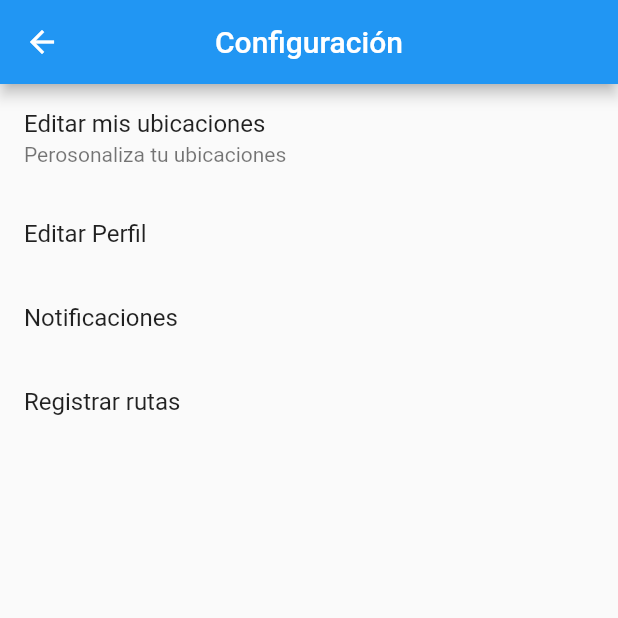
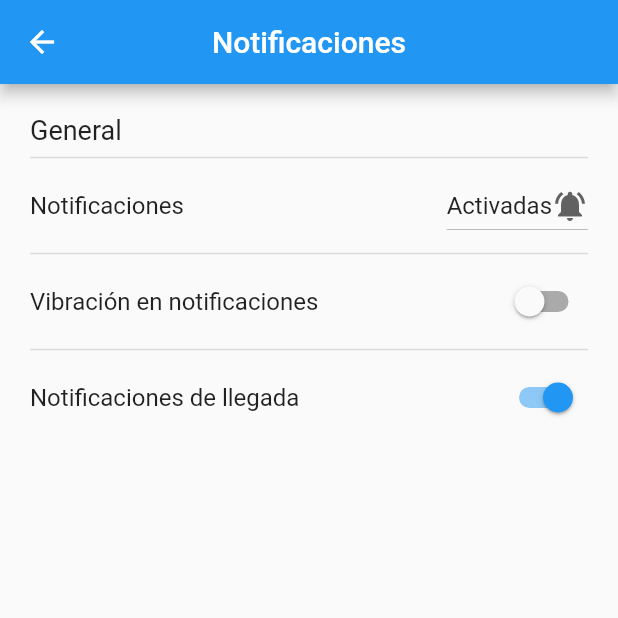
Before and after one commit to GerardoGepda/Travi-app, a Flutter app: the ConfigPage screen opened by its route, after a tap on "Notificaciones", on a phone screen of 412 x 824 dp, the top half of it. Run offline on Flutter 3.47's test engine with Material 2 defaults, Android fonts, the phone set to English and light mode, and no system bars; our stand-ins replace curved_navigation_bar, flutter_svg, google_maps_flutter, location, sliding_up_panel.

Commit message:
Prototipo de pagina config

```diff
--- a/lib/screens/config_page.dart
+++ b/lib/screens/config_page.dart
@@ -1,4 +1,6 @@
+import 'package:flutter/cupertino.dart';
 import 'package:flutter/material.dart';
+import 'config_pages/config_notification.dart';
 
 class ConfigPage extends StatelessWidget {
   @override
@@ -20,20 +22,29 @@ class ConfigBody extends StatelessWidget {
       child: ListView(
         children: <Widget>[
           ListTile(
+            leading: Icon(Icons.location_on),
             title: Text(
-              'Editar mis ubicaciones',
-            ),
+              'Editar mis ubicaciones'),
             subtitle: Text('Perosonaliza tu ubicaciones'),
             onTap: () {},
           ),
           ListTile(
+            leading: Icon(Icons.person),
             title: Text('Editar Perfil'),
           ),
           ListTile(
+            leading: Icon(Icons.notifications),
             title: Text('Notificaciones'),
-            onTap: () {},
+            onTap: () {
+              Navigator.push(
+                context,
+                //PersonlaPageRoute(Confignotification()),
+                CupertinoPageRoute(builder: (context) => Confignotification()),
+              );
+            },
           ),
           ListTile(
+            leading: Icon(Icons.directions_bus),
             title: Text('Registrar rutas'),
           ),
         ],
@@ -41,3 +52,18 @@ class ConfigBody extends StatelessWidget {
     );
   }
 }
+
+class PersonlaPageRoute extends PageRouteBuilder {
+  final Widget child;
+  PersonlaPageRoute(this.child) : super(
+    pageBuilder: (BuildContext context, Animation<double> animation, Animation<double> secondaryAnimation){
+      return child;
+    },
+    transitionsBuilder: (BuildContext context, Animation<double> animation, Animation<double> secondaryAnimation, Widget child){
+      return FadeTransition(
+          opacity: animation,
+          child: child,
+        );
+    }
+  );
+}
--- /dev/null
+++ b/lib/screens/config_pages/config_notification.dart
@@ -0,0 +1,136 @@
+import 'package:flutter/material.dart';
+
+class Confignotification extends StatelessWidget {
+  @override
+  Widget build(BuildContext context) {
+    return Scaffold(
+      appBar: AppBar(
+        title: Text('Notificaciones'),
+        centerTitle: true,
+      ),
+      body: NotificationBody(),
+    );
+  }
+}
+
+class NotificationBody extends StatefulWidget {
+  NotificationBody({Key key}) : super(key: key);
+  @override
+  _NotificationBodyState createState() => _NotificationBodyState();
+}
+
+class _NotificationBodyState extends State<NotificationBody> {
+
+  List<String> options = <String>[
+    'Activadas',
+    'Silencio',
+    'Ninguna'
+  ];
+
+  String dropDown = 'Activadas';
+  Icon notificationsIcon = Icon(Icons.notifications_active);
+
+  bool vibracion = false;
+  bool llegada = true;
+
+  @override
+  Widget build(BuildContext context) {
+    return Container(
+      padding: EdgeInsets.all(20),
+      child: ListView(
+        children: <Widget>[
+          Text(
+            'General',
+            style: TextStyle(
+              fontSize: 18,
+            ),
+          ),
+          Divider(
+            thickness: 1.0,
+          ),
+          Row(
+            mainAxisAlignment: MainAxisAlignment.spaceBetween,
+            children: <Widget>[
+              Text(
+                'Notificaciones',
+                style: TextStyle(
+                  fontSize: 16,
+                ),
+              ),
+              Container(
+                margin: EdgeInsets.only(left: 50),
+                child: DropdownButton(
+                  value: dropDown,
+                  icon: notificationsIcon,
+                  iconSize: 24,
+                  elevation: 16,
+                  items: options.map<DropdownMenuItem<String>>((String value){
+                    return DropdownMenuItem<String>(
+                      value: value,
+                      child: Text(value),
+                    );
+                  }).toList(),
+                  onChanged: (String value) {
+                    setState(() {
+                      dropDown = value;
+                      if (value == options[0])
+                        notificationsIcon = Icon(Icons.notifications_active);
+                      else if(value == options[1])
+                        notificationsIcon = Icon(Icons.notifications_off);
+                      else
+                        notificationsIcon = Icon(Icons.notifications_none);
+                    });
+                  },
+                ),
+              ),
+            ],
+          ),
+          Divider(
+            thickness: 1.0,
+          ),
+          Row(
+            mainAxisAlignment: MainAxisAlignment.spaceBetween,
+            children: <Widget>[
+              Text(
+                'Vibración en notificaciones',
+                style: TextStyle(
+                  fontSize: 16,
+                ),
+              ),
+              Switch(
+                value: vibracion,
+                onChanged: (value) {
+                  setState(() {
+                    vibracion = value;
+                  });
+                },
+              ),
+            ],
+          ),
+          Divider(
+            thickness: 1.0,
+          ),
+          Row(
+            mainAxisAlignment: MainAxisAlignment.spaceBetween,
+            children: <Widget>[
+              Text(
+                'Notificaciones de llegada',
+                style: TextStyle(
+                  fontSize: 16,
+                ),
+              ),
+              Switch(
+                value: llegada,
+                onChanged: (value) {
+                  setState(() {
+                    llegada = value;
+                  });
+                },
+              ),
+            ],
+          ),
+        ],
+      ),
+    );
+  }
+}
```
